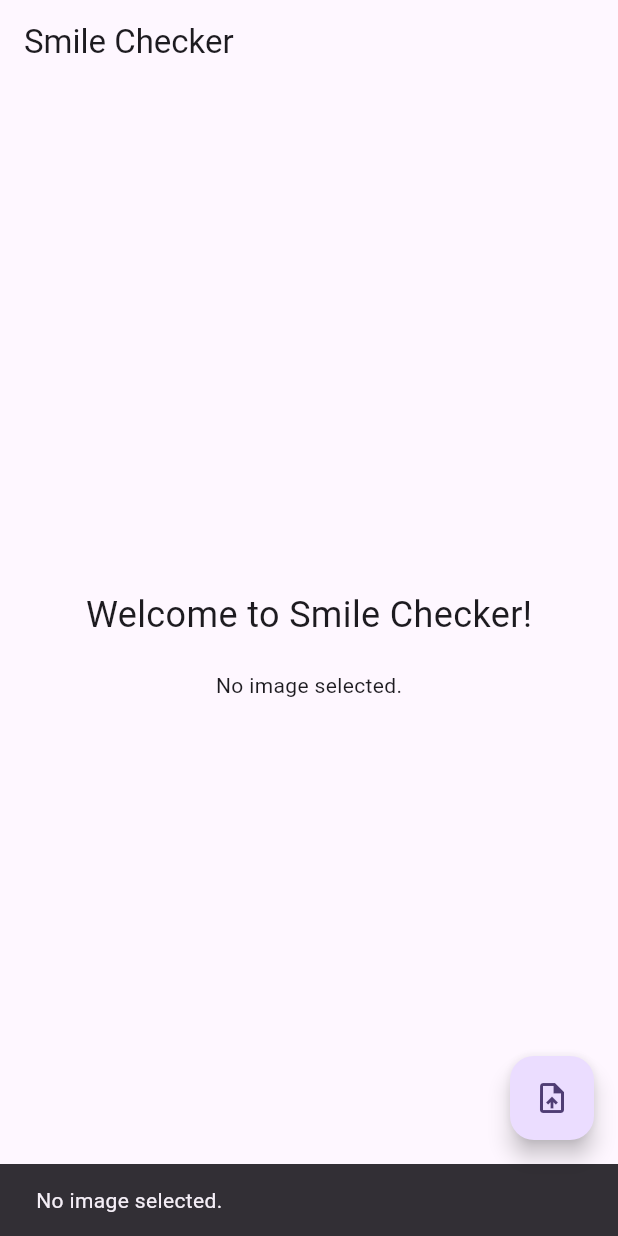
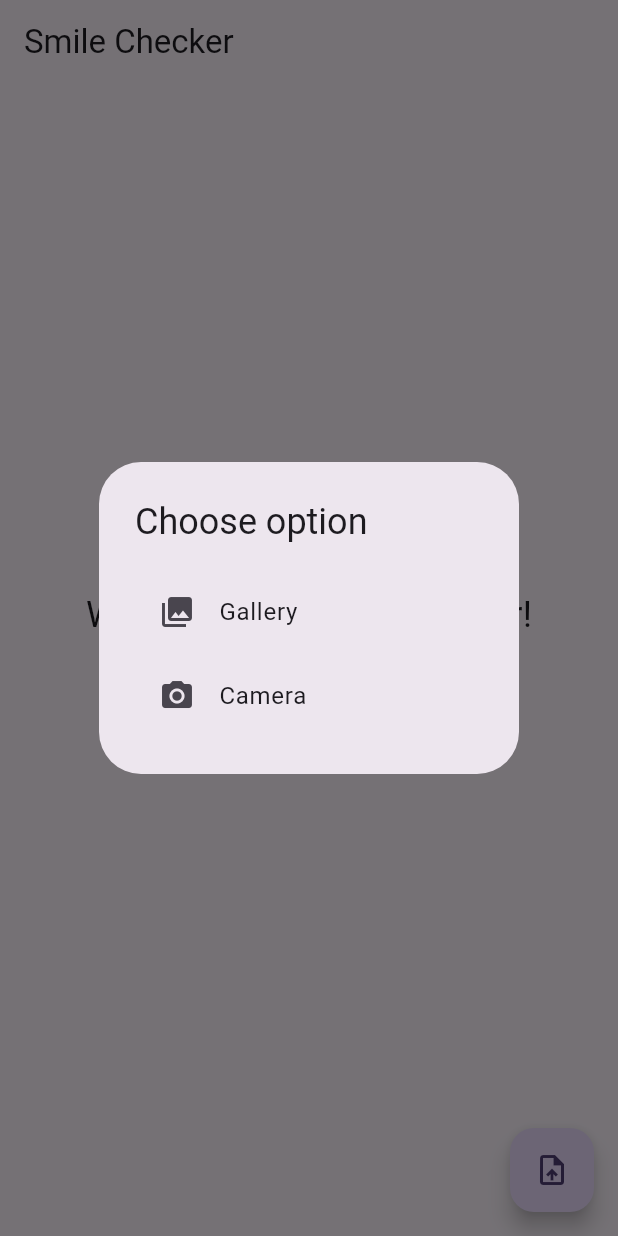
Before and after one commit to theabdulraffay/Smile-Checker, a Flutter app: the screen it shows after launch, after a tap on the "upload file" icon, on a phone screen of 412 x 824 dp. Run offline on Flutter 3.47's test engine with Material 3 defaults, Android fonts, the phone set to English and light mode, and no system bars; our stand-ins replace flutter_dotenv, google_generative_ai, image_picker.

Commit message:
fix: bugs

```diff
--- a/lib/providers/gemini_provider.dart
+++ b/lib/providers/gemini_provider.dart
@@ -35,4 +35,10 @@ class GeminiProvider extends ChangeNotifier {
       notifyListeners();
     }
   }
+
+  void reset() {
+    responseText = null;
+    loading = false;
+    notifyListeners();
+  }
 }
--- a/lib/providers/media_provider.dart
+++ b/lib/providers/media_provider.dart
@@ -6,11 +6,11 @@ class MediaProvider extends ChangeNotifier {
   XFile? selectedImage;
   bool loading = false;
 
-  Future<void> pickImage() async {
+  Future<void> pickImage(ImageSource src) async {
     loading = true;
     notifyListeners();
     try {
-      selectedImage = await ImagePickerRepository().pickImage();
+      selectedImage = await ImagePickerRepository().pickImage(src);
       notifyListeners();
     } catch (e) {
       selectedImage = null;
@@ -20,4 +20,10 @@ class MediaProvider extends ChangeNotifier {
       notifyListeners();
     }
   }
+
+  void reset() {
+    selectedImage = null;
+    loading = false;
+    notifyListeners();
+  }
 }
--- a/lib/repository/image_picker.dart
+++ b/lib/repository/image_picker.dart
@@ -1,11 +1,9 @@
 import 'package:image_picker/image_picker.dart';
 
 class ImagePickerRepository {
-  Future<XFile?> pickImage() async {
+  Future<XFile?> pickImage(ImageSource src) async {
     ImagePicker imagePicker = ImagePicker();
-    final XFile? image = await imagePicker.pickImage(
-      source: ImageSource.gallery,
-    );
+    final XFile? image = await imagePicker.pickImage(source: src);
     return image;
   }
 }
--- a/lib/screens/home_screen.dart
+++ b/lib/screens/home_screen.dart
@@ -1,12 +1,48 @@
 import 'dart:io';
 
 import 'package:flutter/material.dart';
+import 'package:image_picker/image_picker.dart';
 import 'package:provider/provider.dart';
 import 'package:smile_checker/providers/gemini_provider.dart';
 import 'package:smile_checker/providers/media_provider.dart';
 
 class HomeScreen extends StatelessWidget {
   const HomeScreen({super.key});
+
+  Future<void> _showPicker(
+    BuildContext context,
+    MediaProvider mediaProvider,
+  ) async {
+    await showDialog(
+      context: context,
+      builder: (BuildContext ctx) {
+        return AlertDialog(
+          title: const Text("Choose option"),
+          content: Column(
+            mainAxisSize: MainAxisSize.min,
+            children: [
+              ListTile(
+                leading: const Icon(Icons.photo_library),
+                title: const Text("Gallery"),
+                onTap: () async {
+                  await mediaProvider.pickImage(ImageSource.gallery);
+                  Navigator.of(ctx).pop();
+                },
+              ),
+              ListTile(
+                leading: const Icon(Icons.camera_alt),
+                title: const Text("Camera"),
+                onTap: () async {
+                  await mediaProvider.pickImage(ImageSource.camera);
+                  Navigator.of(ctx).pop();
+                },
+              ),
+            ],
+          ),
+        );
+      },
+    );
+  }
 
   @override
   Widget build(BuildContext context) {
@@ -16,18 +52,21 @@ class HomeScreen extends StatelessWidget {
       appBar: AppBar(title: const Text('Smile Checker')),
       floatingActionButton: FloatingActionButton(
         onPressed: () async {
-          await mediaProvider.pickImage();
+          await _showPicker(context, mediaProvider);
+
           if (mediaProvider.selectedImage != null) {
             final imageBytes = await mediaProvider.selectedImage!.readAsBytes();
             await geminiProvider.generateTextFromImage(
               prompt:
-                  'You are a dental health care assistant. Check the dental situation and give a score between 1- 10. Also analyze the teeths and give your feedback. Keep your answer short and concise. \n If the image is not clear, say "Image not clear". or if image is not related to dental situation, say "Image not related to dental situation".',
+                  'You are a dental health care assistant. Check the dental situation and give a score between 1- 10. Also analyze the teeths and give your feedback or any tips for the future. Keep your answer short and concise. \n If the image is not clear, say "Image not clear". or if image is not related to dental situation, say "Image not related to dental situation".',
               imagebyte: imageBytes,
             );
           } else {
             ScaffoldMessenger.of(
               context,
             ).showSnackBar(const SnackBar(content: Text('No image selected.')));
+            geminiProvider.reset();
+            mediaProvider.reset();
           }
         },
         tooltip: 'Upload Image',
@@ -50,7 +89,9 @@ class HomeScreen extends StatelessWidget {
               const Text('No image selected.'),
 
             const SizedBox(height: 20),
-            if (geminiProvider.responseText != null)
+            if (geminiProvider.loading)
+              const CircularProgressIndicator()
+            else if (geminiProvider.responseText != null)
               Text(
                 geminiProvider.responseText!,
                 style: const TextStyle(fontSize: 16),
```
Also changed, not shown: 1 other file.
